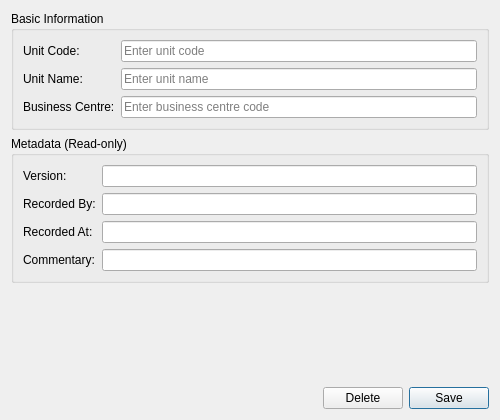
The window that projects/ores.qt/ui/BusinessUnitDetailDialog.ui (OreStudio/OreStudio) describes before a commit, drawn with Qt 5.
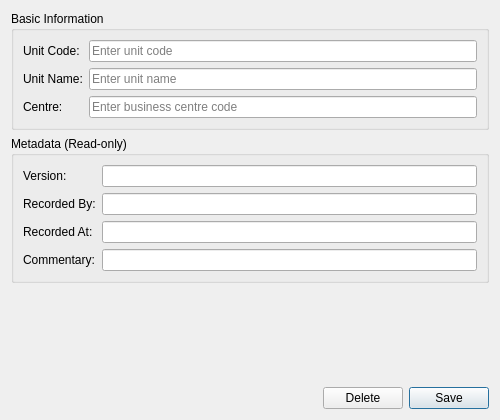
The same window after the commit.

The edit to the form file:
```diff
--- a/projects/ores.qt/ui/BusinessUnitDetailDialog.ui
+++ b/projects/ores.qt/ui/BusinessUnitDetailDialog.ui
@@ -63,7 +63,7 @@
       <item row="2" column="0">
        <widget class="QLabel" name="label_businessCentreEdit">
         <property name="text">
-         <string>Business Centre:</string>
+         <string>Centre:</string>
         </property>
        </widget>
       </item>
```
